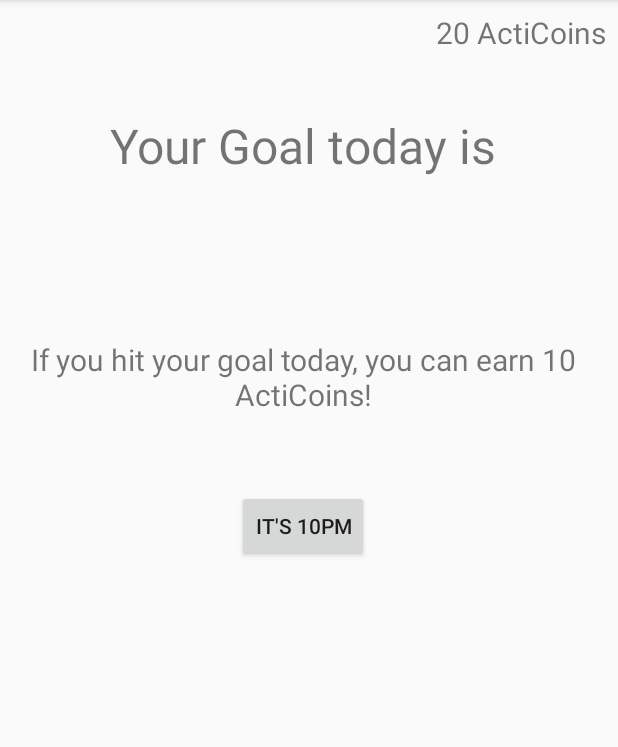
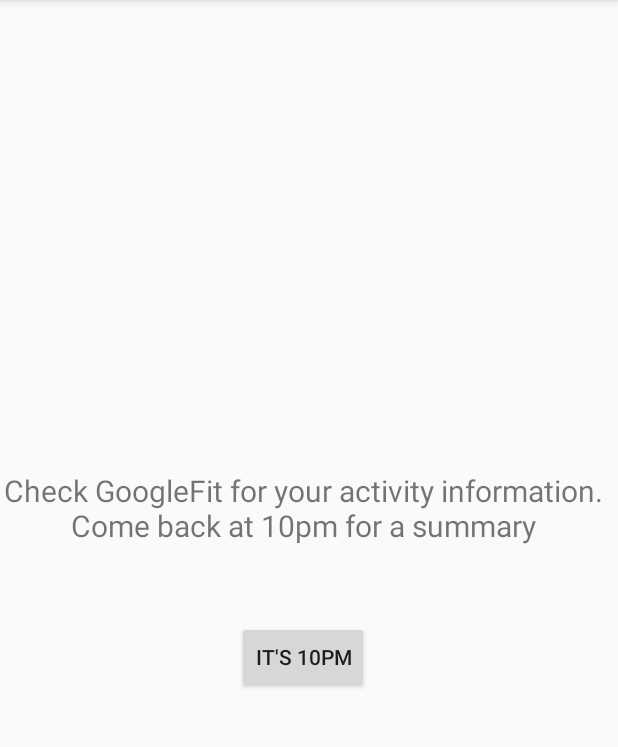
Before and after one commit to fahadkh/GambleFitness, an Android app: the ControlUser screen opened directly, with no data from a screen before it, on a phone screen of 412 x 824 dp, the part 84-831 px from its top. Run offline under Robolectric (Android 15) with nearby library versions, the phone set to English and light mode, and no system bars; 7 statements that could not run were skipped.

Commit message:
Changes to Control Interface

```diff
--- a/mobile/src/main/java/io/github/fahadkh/gamblefitness/ControlUser.java
+++ b/mobile/src/main/java/io/github/fahadkh/gamblefitness/ControlUser.java
@@ -30,7 +30,7 @@ public class ControlUser extends AppCompatActivity         implements GoogleApiC
     @Override
     protected void onCreate(Bundle savedInstanceState) {
         super.onCreate(savedInstanceState);
-        setContentView(R.layout.activity_daily_goal);
+        setContentView(R.layout.activity_control_user);
 
 
         SessionManager session = new SessionManager(getApplicationContext());
--- a/mobile/src/main/java/io/github/fahadkh/gamblefitness/MainActivityControl.java
+++ b/mobile/src/main/java/io/github/fahadkh/gamblefitness/MainActivityControl.java
@@ -21,7 +21,7 @@ public class MainActivityControl extends AppCompatActivity {
     @Override
     protected void onCreate(Bundle savedInstanceState) {
         super.onCreate(savedInstanceState);
-        setContentView(R.layout.activity_main);
+        setContentView(R.layout.activity_main_control);
 
         final SessionManager session = new SessionManager(getApplicationContext());
 
--- a/mobile/src/main/java/io/github/fahadkh/gamblefitness/SplashScreen.java
+++ b/mobile/src/main/java/io/github/fahadkh/gamblefitness/SplashScreen.java
@@ -40,7 +40,7 @@ public class SplashScreen extends Activity {
                     }
                     else if(!session.getUserType()) {
                         if (currentHour > 21 || currentHour < 5) {
-                            i = new Intent(getApplicationContext(), RevealControl.class)
+                            i = new Intent(getApplicationContext(), RevealControl.class);
                         } else {
                             new Intent(getApplicationContext(), ControlUser.class);
                         }
--- a/mobile/src/main/res/layout/activity_daily_goal.xml
+++ b/mobile/src/main/res/layout/activity_daily_goal.xml
@@ -50,13 +50,6 @@
         android:gravity="center"
         android:text="@string/progress_message" />
 
-    <Button
-        android:id="@+id/next"
-        android:layout_marginTop="50dp"
-        android:layout_width="wrap_content"
-        android:layout_height="wrap_content"
-        android:text="It's 10pm"
-        android:onClick="gotoGame" />
 
 
 </LinearLayout>
```
Also changed, not shown: mobile/src/main/java/io/github/fahadkh/gamblefitness/LoginActivity.java (+9 -21 lines), mobile/src/main/java/io/github/fahadkh/gamblefitness/RevealControl.java (+15 -11 lines), mobile/src/main/res/layout/activity_login.xml (+5 -6 lines), 2 other files.
